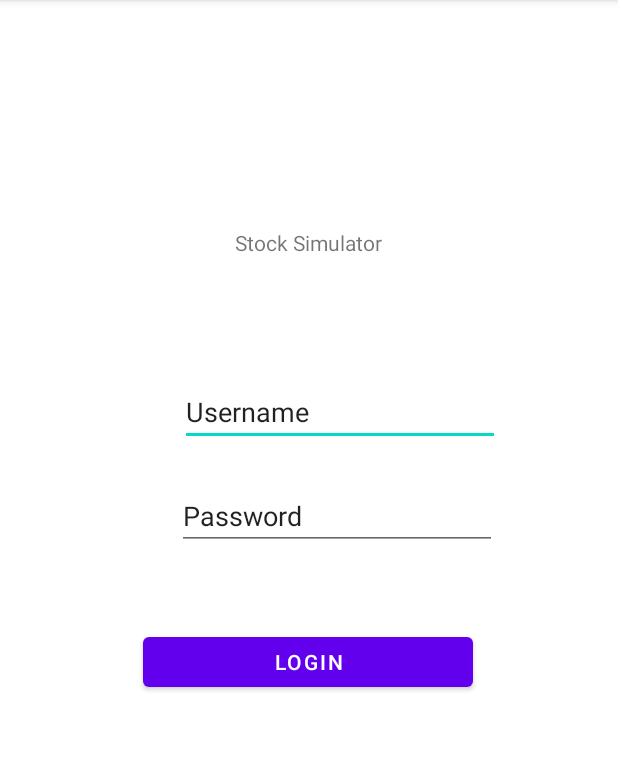
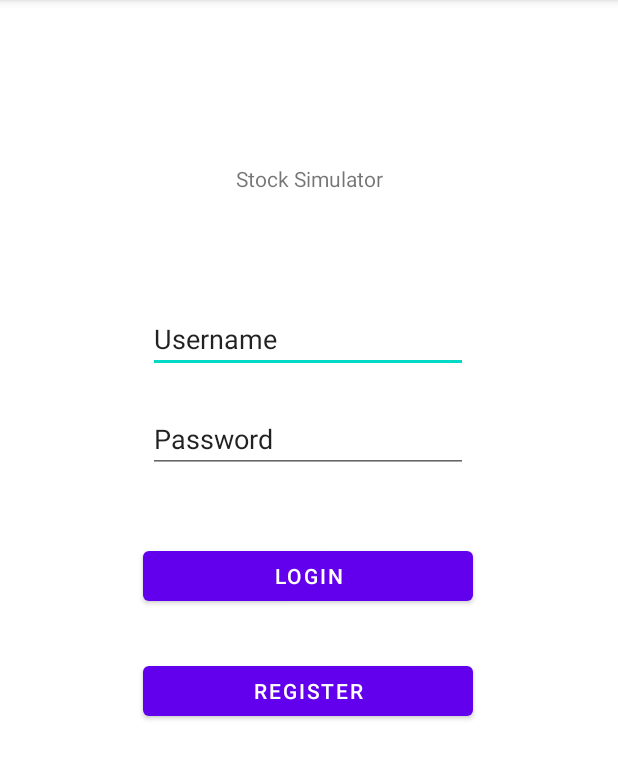
Before and after one commit to varunm18/StockMarketSimulator, an Android app: the screen it shows after launch (MainActivity), on a phone screen of 412 x 824 dp, the part 84-864 px from its top. Run offline under Robolectric (Android 15) with nearby library versions, the phone set to English and light mode, and no system bars; our stand-ins replace Firebase (no records; nobody signed in at launch, a user with empty details on screens opened directly).

Commit message:
implemented firebase's realtime database into code. allows users to register, and verifies log in while also retrieving all of their data

```diff
--- a/app/build.gradle
+++ b/app/build.gradle
@@ -1,5 +1,6 @@
 plugins {
     id 'com.android.application'
+    id 'com.google.gms.google-services'
 }
 
 android {
@@ -31,8 +32,11 @@ dependencies {
 
     implementation 'androidx.appcompat:appcompat:1.5.1'
     implementation 'com.jjoe64:graphview:4.2.2'
+    implementation platform('com.google.firebase:firebase-bom:32.1.0')
+    implementation 'com.google.firebase:firebase-analytics'
     implementation 'com.google.android.material:material:1.6.0'
     implementation 'androidx.constraintlayout:constraintlayout:2.1.4'
+    implementation 'com.google.firebase:firebase-database:19.2.1'
     testImplementation 'junit:junit:4.+'
     androidTestImplementation 'androidx.test.ext:junit:1.1.4'
     androidTestImplementation 'androidx.test.espresso:espresso-core:3.5.0'
--- a/app/src/main/java/com/example/finalproj/MainActivity.java
+++ b/app/src/main/java/com/example/finalproj/MainActivity.java
@@ -5,48 +5,140 @@ import androidx.appcompat.app.AppCompatActivity;
 
 import android.content.Intent;
 import android.os.Bundle;
+import android.util.Log;
 import android.view.View;
 import android.widget.Button;
 import android.widget.EditText;
+import android.widget.Toast;
+
+import com.google.android.gms.tasks.OnCompleteListener;
+import com.google.android.gms.tasks.Task;
+import com.google.firebase.database.DataSnapshot;
+import com.google.firebase.database.DatabaseError;
+import com.google.firebase.database.DatabaseReference;
+import com.google.firebase.database.FirebaseDatabase;
+import com.google.firebase.database.GenericTypeIndicator;
+import com.google.firebase.database.Query;
+import com.google.firebase.database.ValueEventListener;
+
+import java.util.ArrayList;
+import java.util.Map;
 
 public class MainActivity extends AppCompatActivity {
 
-    EditText username;
-    EditText password;
-    Button login;
+    EditText usernameEdit, passwordEdit;
+    Button login, register;
+    String username, password;
 
     @Override
     protected void onCreate(Bundle savedInstanceState) {
         super.onCreate(savedInstanceState);
         setContentView(R.layout.activity_main);
 
-        username = findViewById(R.id.id_userName);
-        password = findViewById(R.id.id_password);
-        login = findViewById(R.id.id_login);
+        usernameEdit = findViewById(R.id.userName);
+        passwordEdit = findViewById(R.id.password);
+        login = findViewById(R.id.login);
+        register = findViewById(R.id.register);
 
         login.setOnClickListener(new View.OnClickListener() {
             @Override
             public void onClick(View view) {
+                username = usernameEdit.getText().toString();
+                password = passwordEdit.getText().toString();
 
-                //username.getText().toString().equals("hi") && password.getText().toString().equals("hello")
-                Intent intent = new Intent(MainActivity.this, Stocks.class);
-                startActivity(intent);
+                login(username, password);
             }
         });
 
+        register.setOnClickListener(new View.OnClickListener() {
+            @Override
+            public void onClick(View view) {
+                username = usernameEdit.getText().toString();
+                password = passwordEdit.getText().toString();
 
-        /*double x,y;
-        x=-5.0;
-        series = new LineGraphSeries<DataPoint>();
-        for(int i = 0; i<500; i++){
+                register(username, password);
+            }
+        });
+    }
 
-            x+=0.1;
-            y = Math.sin(x);
-            series.appendData(new DataPoint(x,y), true, 500);
+    public void login(String name, String pass) {
+        DatabaseReference reference = FirebaseDatabase.getInstance().getReference("users");
+        Query checkUser = reference.orderByChild("username").equalTo(name);
+        checkUser.addListenerForSingleValueEvent(new ValueEventListener() {
+            @Override
+            public void onDataChange(DataSnapshot snapshot) {
+                if(snapshot.exists())
+                {
+                    String password = snapshot.child(name).child("password").getValue(String.class);
+                    if (password.equals(pass)) {
+                        int money = snapshot.child(name).child("money").getValue(int.class);
+                        ArrayList<Transaction> transactions = new ArrayList<Transaction>();
+                        for (DataSnapshot snap : snapshot.child(name).child("transactions").getChildren()) {
 
-        }
-        graph.addSeries(series);
+                            double amount = snap.child("amount").getValue(double.class);
+                            String stockName = snap.child("name").getValue(String.class);
+                            double price = snap.child("price").getValue(double.class);
+                            String time = snap.child("time").getValue(String.class);
+                            String type = snap.child("type").getValue(String.class);
 
-         */
+                            transactions.add(new Transaction(stockName, time, type, price, amount));
+                        }
+                        Log.d("hi", "trans: "+transactions.toString());
+                        User user = new User(name, pass, money, transactions);
+
+                        Intent intent = new Intent(MainActivity.this, Stocks.class);
+                        intent.putExtra("User", user);
+                        startActivity(intent);
+                    }
+                    else {
+                        Toast.makeText(getApplicationContext(),"Password is Incorrect.", Toast.LENGTH_SHORT).show();
+                    }
+                }
+                else {
+                    Toast.makeText(getApplicationContext(),"Username is Incorrect.", Toast.LENGTH_SHORT).show();
+                }
+            }
+            @Override
+            public void onCancelled(DatabaseError error) {
+            }
+        });
+    }
+
+    public void register(String name, String pass){
+        DatabaseReference reference = FirebaseDatabase.getInstance().getReference("users");
+        Query checkUser = reference.orderByChild("username").equalTo(name);
+        checkUser.addListenerForSingleValueEvent(new ValueEventListener() {
+            @Override
+            public void onDataChange(DataSnapshot snapshot) {
+                if(snapshot.exists())
+                {
+                    Toast.makeText(getApplicationContext(),"Username already taken. Retype username.", Toast.LENGTH_SHORT).show();
+                }
+                else if(name.contains(".")||name.contains("$")||name.contains("[")||name.contains("]")||name.contains(" ")||name.contains("/"))
+                {
+                    Toast.makeText(getApplicationContext(),"Invalid Characters. Retype username.", Toast.LENGTH_SHORT).show();
+                }
+                else
+                {
+                    Transaction test = new Transaction("init", "init", "init", 0, 0);
+                    ArrayList<Transaction> testList = new ArrayList<Transaction>();
+                    testList.add(test);
+                    reference.child(name).setValue(new User(name, pass, 10000, testList)).addOnCompleteListener(new OnCompleteListener<Void>() {
+                        @Override
+                        public void onComplete(Task<Void> task) {
+                            if(task.isSuccessful())
+                            {
+                                Intent intent = new Intent(MainActivity.this, Stocks.class);
+                                startActivity(intent);
+                            }
+                        }
+                    });
+                }
+
+            }
+            @Override
+            public void onCancelled(DatabaseError error) {
+            }
+        });
     }
 }
--- a/app/src/main/res/layout/activity_main.xml
+++ b/app/src/main/res/layout/activity_main.xml
@@ -6,84 +6,67 @@
     android:layout_height="match_parent"
     tools:context=".MainActivity">
 
-    <ImageView
-        android:id="@+id/imageView"
-        android:layout_width="131dp"
-        android:layout_height="108dp"
-        android:layout_marginTop="36dp"
-        app:layout_constraintEnd_toEndOf="parent"
-        app:layout_constraintStart_toStartOf="parent"
-        app:layout_constraintTop_toTopOf="parent"
-        tools:srcCompat="@drawable/logo" />
-
     <TextView
         android:id="@+id/textView"
         android:layout_width="wrap_content"
         android:layout_height="wrap_content"
-        android:layout_marginTop="8dp"
         android:text="Stock Simulator"
+        app:layout_constraintBottom_toBottomOf="parent"
         app:layout_constraintEnd_toEndOf="parent"
-        app:layout_constraintHorizontal_bias="0.498"
-        app:layout_constraintStart_toStartOf="parent"
-        app:layout_constraintTop_toBottomOf="@+id/imageView" />
-
-    <ImageView
-        android:id="@+id/imageView2"
-        android:layout_width="62dp"
-        android:layout_height="55dp"
-        android:layout_marginStart="32dp"
-        android:layout_marginTop="208dp"
         app:layout_constraintStart_toStartOf="parent"
         app:layout_constraintTop_toTopOf="parent"
-        tools:srcCompat="@tools:sample/avatars" />
+        app:layout_constraintVertical_bias="0.146" />
 
     <EditText
-        android:id="@+id/id_userName"
+        android:id="@+id/userName"
         android:layout_width="wrap_content"
         android:layout_height="wrap_content"
-        android:layout_marginStart="24dp"
-        android:layout_marginBottom="24dp"
         android:ems="10"
         android:inputType="textPersonName"
         android:text="Username"
-        app:layout_constraintBottom_toTopOf="@+id/id_password"
+        app:layout_constraintBottom_toBottomOf="parent"
         app:layout_constraintEnd_toEndOf="parent"
-        app:layout_constraintHorizontal_bias="0.024"
-        app:layout_constraintStart_toEndOf="@+id/imageView2" />
-
-    <ImageView
-        android:id="@+id/imageView3"
-        android:layout_width="62dp"
-        android:layout_height="54dp"
-        android:layout_marginStart="32dp"
-        android:layout_marginTop="16dp"
+        app:layout_constraintHorizontal_bias="0.497"
         app:layout_constraintStart_toStartOf="parent"
-        app:layout_constraintTop_toBottomOf="@+id/imageView2"
-        tools:srcCompat="@tools:sample/avatars" />
+        app:layout_constraintTop_toTopOf="parent"
+        app:layout_constraintVertical_bias="0.281" />
 
     <EditText
-        android:id="@+id/id_password"
+        android:id="@+id/password"
         android:layout_width="wrap_content"
         android:layout_height="wrap_content"
-        android:layout_marginStart="24dp"
-        android:layout_marginBottom="52dp"
         android:ems="10"
         android:inputType="textPersonName"
         android:text="Password"
-        app:layout_constraintBottom_toTopOf="@+id/id_login"
-        app:layout_constraintStart_toEndOf="@+id/imageView3" />
+        app:layout_constraintBottom_toBottomOf="parent"
+        app:layout_constraintEnd_toEndOf="parent"
+        app:layout_constraintHorizontal_bias="0.497"
+        app:layout_constraintStart_toStartOf="parent"
+        app:layout_constraintTop_toTopOf="parent"
+        app:layout_constraintVertical_bias="0.374" />
 
     <Button
-        android:id="@+id/id_login"
+        android:id="@+id/login"
         android:layout_width="220dp"
         android:layout_height="45dp"
-        android:layout_marginBottom="304dp"
         android:text="Login"
         app:layout_constraintBottom_toBottomOf="parent"
         app:layout_constraintEnd_toEndOf="parent"
         app:layout_constraintHorizontal_bias="0.497"
-        app:layout_constraintStart_toStartOf="parent" />
+        app:layout_constraintStart_toStartOf="parent"
+        app:layout_constraintTop_toTopOf="parent" />
 
+    <Button
+        android:id="@+id/register"
+        android:layout_width="220dp"
+        android:layout_height="45dp"
+        android:text="Register"
+        app:layout_constraintBottom_toBottomOf="parent"
+        app:layout_constraintEnd_toEndOf="parent"
+        app:layout_constraintHorizontal_bias="0.497"
+        app:layout_constraintStart_toStartOf="parent"
+        app:layout_constraintTop_toTopOf="parent"
+        app:layout_constraintVertical_bias="0.606" />
 
 
 </androidx.constraintlayout.widget.ConstraintLayout>
--- a/build.gradle
+++ b/build.gradle
@@ -6,6 +6,7 @@ buildscript {
     }
     dependencies {
         classpath "com.android.tools.build:gradle:7.0.3"
+        classpath 'com.google.gms:google-services:4.3.15'
 
         // NOTE: Do not place your application dependencies here; they belong
         // in the individual module build.gradle files
```
Also changed, not shown: app/src/main/java/com/example/finalproj/Stocks.java (+15 -17 lines), app/src/main/java/com/example/finalproj/Transaction.java (added, +36 -0 lines), app/src/main/java/com/example/finalproj/User.java (added, +53 -0 lines), app/src/main/res/layout/activity_stocks.xml (+13 -0 lines), 2 other files.
